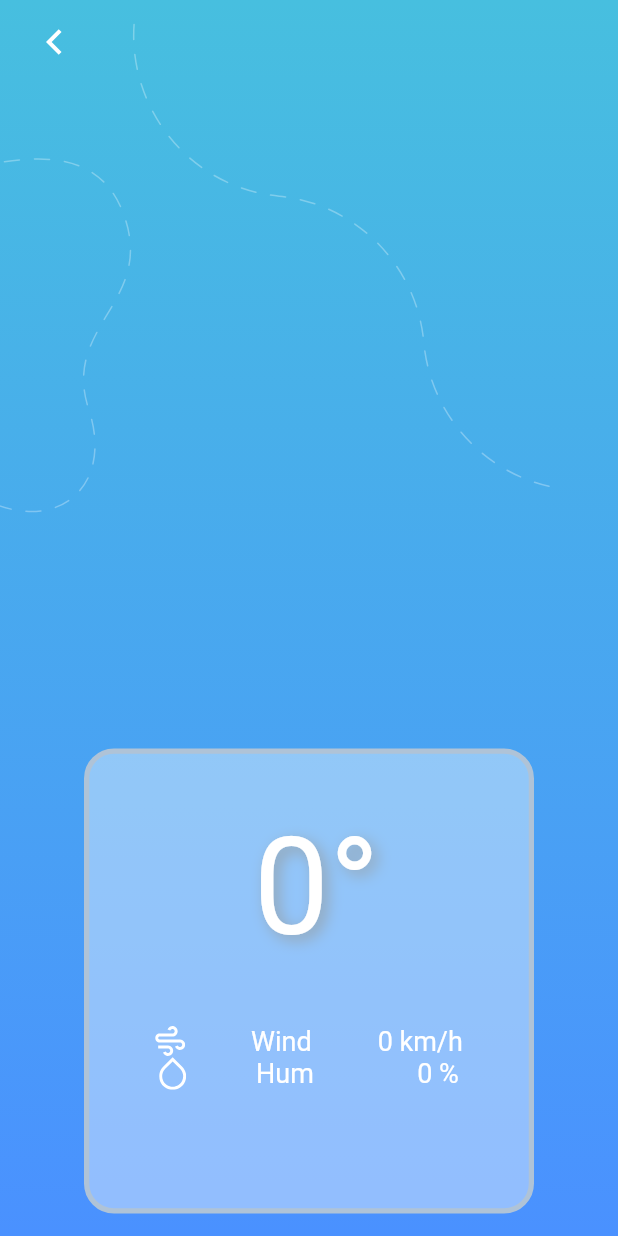
After one commit to laurentcodes/weather-app, a Flutter app: the LocationScreen screen opened by its route, after a tap on "Get Weather", on a phone screen of 412 x 824 dp. The commit adds this screen. Run offline on Flutter 3.47's test engine with Material 2 defaults, Android fonts, the phone set to English and light mode, and no system bars; our stand-ins replace flutter_spinkit, flutter_svg, geolocator, google_fonts; network calls fail; Roboto replaces fonts that are missing (Overpass).

Commit message:
fix: Add Forcast Screen, New Location Screen
History Screen Renamed to Forcast and Completed, New Custom Location Screen Added and Conversion to Fahrenheit/Celsius by Clicking on Temperature in Weather Card now Working

```diff
--- a/lib/main.dart
+++ b/lib/main.dart
@@ -5,7 +5,7 @@ import 'package:google_fonts/google_fonts.dart';
 
 import 'package:weather_app/screens/loading_screen.dart';
 import 'package:weather_app/screens/home_screen.dart';
-import 'package:weather_app/screens/history_screen.dart';
+import 'package:weather_app/screens/forecast_screen.dart';
 import 'package:weather_app/screens/location_screen.dart';
 import 'package:weather_app/screens/notification_screen.dart';
 
@@ -20,7 +20,7 @@ class MyApp extends StatelessWidget {
       routes: {
         '/': (context) => LoadingScreen(),
         '/home': (context) => HomeScreen(),
-        '/history': (context) => HistoryScreen(),
+        '/history': (context) => ForecastScreen(),
         '/location': (context) => const LocationScreen(),
         '/notif': (context) => NotificationScreen(),
       },
--- /dev/null
+++ b/lib/screens/location_info_screen.dart
@@ -0,0 +1,177 @@
+import 'package:flutter/material.dart';
+import 'package:flutter_svg/flutter_svg.dart';
+import 'package:weather_app/utilities/constants.dart';
+import '../services/weather.dart';
+import 'package:intl/intl.dart';
+import 'package:weather_app/widgets/weather_card.dart';
+
+class LocationInfoScreen extends StatefulWidget {
+  LocationInfoScreen({this.city});
+
+  final city;
+
+  @override
+  _LocationInfoScreenState createState() => _LocationInfoScreenState();
+}
+
+class _LocationInfoScreenState extends State<LocationInfoScreen> {
+  int temperature = 0;
+  String weatherIcon = '';
+  String cityName = '';
+  String weatherMessage = '';
+  int windSpeed = 0;
+  int humidity = 0;
+  String description = '';
+  String day = '';
+
+  String message = '';
+  String conditionIcon = '';
+
+  WeatherModel weather = WeatherModel();
+
+  @override
+  void initState() {
+    super.initState();
+
+    getWeatherData() async {
+      var weatherData =
+          await weather.getCityWeather(widget.city).then((result) {
+        updateUI(result);
+      });
+    }
+
+    getWeatherData();
+  }
+
+  void updateUI(dynamic weatherData) {
+    setState(() {
+      if (weatherData == null) {
+        temperature = 0;
+        weatherIcon = 'Error';
+        weatherMessage = 'Unable to get weather data';
+        cityName = '';
+        windSpeed = 0;
+        humidity = 0;
+        description = 'No Description';
+        day = 'Today';
+
+        return;
+      } else {
+        if (weatherData['coord'] != null) {
+          dynamic temp = weatherData['main']['temp'];
+          temperature = temp.toInt();
+
+          dynamic wind = weatherData['wind']['speed'];
+          windSpeed = wind.toInt();
+
+          dynamic hum = weatherData['main']['humidity'];
+          humidity = hum.toInt();
+
+          dynamic timeStamp = weatherData['dt'];
+
+          var date = DateTime.fromMillisecondsSinceEpoch(timeStamp * 1000);
+          day = DateFormat('EEEE, d MMMM').format(date);
+
+          description = weatherData['weather'][0]['main'];
+
+          var condition = weatherData['weather'][0]['id'];
+
+          weatherIcon = weather.getWeatherIcon(condition);
+          weatherMessage = weather.getMessage(temperature);
+
+          cityName = weatherData['name'];
+        } else {
+          dynamic temp = weatherData['current']['temp'];
+          temperature = temp.toInt();
+
+          dynamic wind = weatherData['current']['wind_speed'];
+          windSpeed = wind.toInt();
+
+          dynamic hum = weatherData['current']['humidity'];
+          humidity = hum.toInt();
+
+          dynamic timeStamp = weatherData['current']['dt'];
+
+          var date = DateTime.fromMillisecondsSinceEpoch(timeStamp * 1000);
+          day = DateFormat('EEEE, d MMMM').format(date);
+
+          description = weatherData['current']['weather'][0]['main'];
+
+          var condition = weatherData['current']['weather'][0]['id'];
+
+          weatherIcon = weather.getWeatherIcon(condition);
+          weatherMessage = weather.getMessage(temperature);
+
+          cityName = weatherData['timezone'];
+        }
+      }
+    });
+  }
+
+  @override
+  Widget build(BuildContext context) {
+    return Container(
+      decoration: const BoxDecoration(
+        gradient: LinearGradient(
+          begin: Alignment.topCenter,
+          end: Alignment.bottomCenter,
+          colors: [Color(0xff47bfdf), Color(0xff4a91ff)],
+        ),
+      ),
+      child: Scaffold(
+        backgroundColor: Colors.transparent,
+        body: Stack(
+          children: [
+            Row(
+              children: [
+                Padding(
+                  padding: const EdgeInsets.only(top: 105.0),
+                  child: SvgPicture.asset('assets/svg/vector2.svg'),
+                ),
+                SvgPicture.asset('assets/svg/vector1.svg'),
+              ],
+            ),
+            SafeArea(
+              child: Padding(
+                padding: const EdgeInsets.symmetric(vertical: 15.0),
+                child: Column(
+                  mainAxisAlignment: MainAxisAlignment.spaceBetween,
+                  children: [
+                    GestureDetector(
+                      child: Padding(
+                        padding: const EdgeInsets.symmetric(horizontal: 30.0),
+                        child: Row(
+                          children: [
+                            SvgPicture.asset(
+                              'assets/svg/back.svg',
+                              color: Colors.white,
+                            ),
+                            const SizedBox(width: 30),
+                            Text(cityName, style: headingTextStyle),
+                          ],
+                        ),
+                      ),
+                      onTap: () {
+                        Navigator.pop(context);
+                      },
+                    ),
+                    Center(
+                      child: Text(weatherIcon, style: weatherIconTextStyle),
+                    ),
+                    WeatherCard(
+                      day: day,
+                      temp: temperature,
+                      desc: description,
+                      wind: windSpeed,
+                      hum: humidity,
+                    ),
+                  ],
+                ),
+              ),
+            ),
+          ],
+        ),
+      ),
+    );
+  }
+}
--- a/lib/screens/location_screen.dart
+++ b/lib/screens/location_screen.dart
@@ -1,6 +1,8 @@
 import 'package:flutter/material.dart';
 import 'package:flutter_svg/flutter_svg.dart';
 import 'package:weather_app/utilities/constants.dart';
+
+import '../screens/location_info_screen.dart';
 
 class LocationScreen extends StatefulWidget {
   const LocationScreen({Key? key}) : super(key: key);
@@ -124,7 +126,16 @@ class _LocationScreenState extends State<LocationScreen> {
                                   style: buttonTextStyle,
                                 ),
                                 onPressed: () {
-                                  Navigator.pop(context, cityName);
+                                  // Navigator.pop(context, cityName);
+
+                                  Navigator.push(
+                                    context,
+                                    MaterialPageRoute(
+                                      builder: (context) => LocationInfoScreen(
+                                        city: cityName,
+                                      ),
+                                    ),
+                                  );
                                 },
                               ),
                             ),
--- a/lib/services/weather.dart
+++ b/lib/services/weather.dart
@@ -5,6 +5,7 @@ const apiKey = '8f73e23d479e43a847d682e8089e601f';
 final openWeatherMapURL = Uri.parse(
   'https://api.openweathermap.org/data/2.5/onecall',
 );
+
 final openWeatherMapCityURL = Uri.parse(
   'https://api.openweathermap.org/data/2.5/weather',
 );
--- a/lib/widgets/weather_card.dart
+++ b/lib/widgets/weather_card.dart
@@ -17,6 +17,8 @@ class WeatherCard extends StatelessWidget {
   int wind;
   int hum;
 
+  var toggle = 0;
+
   @override
   Widget build(BuildContext context) {
     return Container(
@@ -33,18 +35,32 @@ class WeatherCard extends StatelessWidget {
       child: Column(
         children: [
           Padding(
-            padding: EdgeInsets.all(8.0),
+            padding: const EdgeInsets.all(8.0),
             child: Text(
               day,
               style: cardTextStyle,
             ),
           ),
           Padding(
-            padding: EdgeInsets.only(left: 10.0),
-            child: Text('${temp.toString()}°', style: cardTempTextStyle),
+            padding: const EdgeInsets.only(left: 10.0),
+            child: GestureDetector(
+                child: Text('${temp.toString()}°', style: cardTempTextStyle),
+                onTap: () {
+                  if (toggle == 0) {
+                    temp = int.parse(((temp * 9 / 5) + 32).toStringAsFixed(0));
+                    toggle = 1;
+
+                    (context as Element).markNeedsBuild();
+                  } else {
+                    temp = int.parse(((temp - 32) * 5 / 9).toStringAsFixed(0));
+                    toggle = 0;
+
+                    (context as Element).markNeedsBuild();
+                  }
+                }),
           ),
           Padding(
-            padding: EdgeInsets.all(8.0),
+            padding: const EdgeInsets.all(8.0),
             child: Text(desc, style: cardStatusTextSyle),
           ),
           Row(
```
Also changed, not shown: lib/screens/forecast_screen.dart (renamed from lib/screens/history_screen.dart, +50 -63 lines), lib/screens/home_screen.dart (+5 -4 lines), lib/utilities/history_hour_item.dart (deleted, +0 -7 lines), lib/widgets/forecast.dart (added, +25 -0 lines), assets/svg/home.svg (added).
